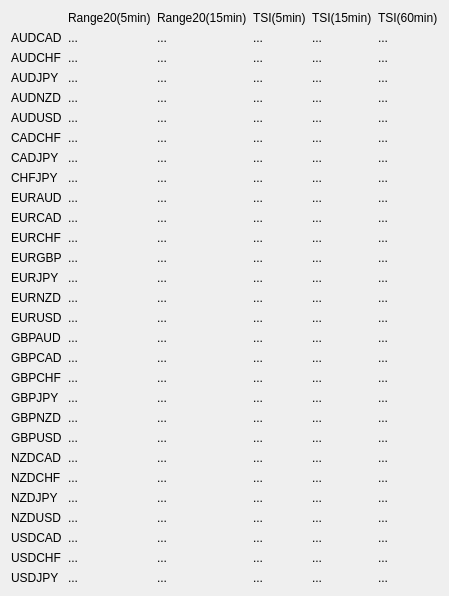
boyuhou/ScannerApp, file ui/scanner.ui: the form before one commit.
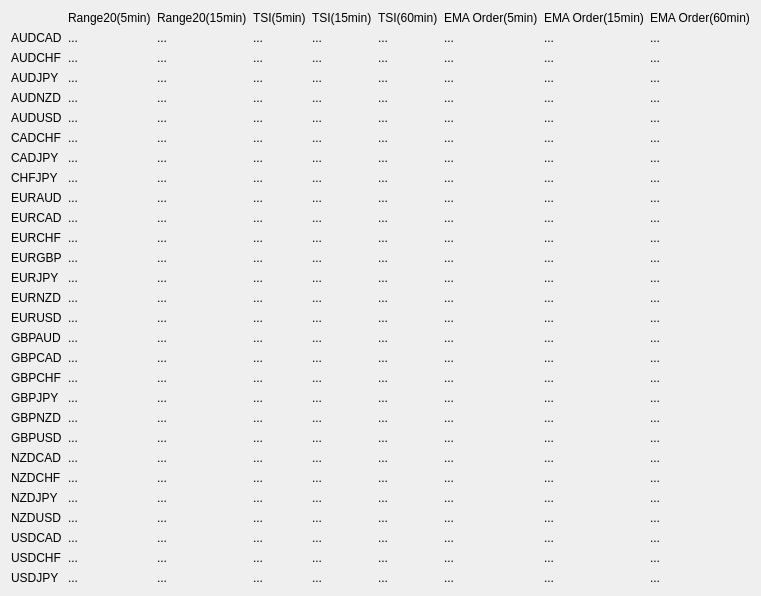
The form after the commit.

```diff
--- a/ui/scanner.ui
+++ b/ui/scanner.ui
@@ -1229,6 +1229,618 @@
                     </property>
                 </widget>
             </item>
+
+            <item row="0" column="6">
+                <widget class="QLabel" name="emao5title">
+                    <property name="text">
+                        <string>EMA Order(5min)</string>
+                    </property>
+                </widget>
+            </item>
+            <item row="1" column="6">
+                <widget class="QLabel" name="emao5_AUDCAD">
+                    <property name="text">
+                        <string>...</string>
+                    </property>
+                </widget>
+            </item>
+            <item row="2" column="6">
+                <widget class="QLabel" name="emao5_AUDCHF">
+                    <property name="text">
+                        <string>...</string>
+                    </property>
+                </widget>
+            </item>
+            <item row="3" column="6">
+                <widget class="QLabel" name="emao5_AUDJPY">
+                    <property name="text">
+                        <string>...</string>
+                    </property>
+                </widget>
+            </item>
+            <item row="4" column="6">
+                <widget class="QLabel" name="emao5_AUDNZD">
+                    <property name="text">
+                        <string>...</string>
+                    </property>
+                </widget>
+            </item>
+            <item row="5" column="6">
+                <widget class="QLabel" name="emao5_AUDUSD">
+                    <property name="text">
+                        <string>...</string>
+                    </property>
+                </widget>
+            </item>
+            <item row="6" column="6">
+                <widget class="QLabel" name="emao5_CADCHF">
+                    <property name="text">
+                        <string>...</string>
+                    </property>
+                </widget>
+            </item>
+            <item row="7" column="6">
+                <widget class="QLabel" name="emao5_CADJPY">
+                    <property name="text">
+                        <string>...</string>
+                    </property>
+                </widget>
+            </item>
+            <item row="8" column="6">
+                <widget class="QLabel" name="emao5_CHFJPY">
+                    <property name="text">
+                        <string>...</string>
+                    </property>
+                </widget>
+            </item>
+            <item row="9" column="6">
+                <widget class="QLabel" name="emao5_EURAUD">
+                    <property name="text">
+                        <string>...</string>
+                    </property>
+                </widget>
+            </item>
+            <item row="10" column="6">
+                <widget class="QLabel" name="emao5_EURCAD">
+                    <property name="text">
+                        <string>...</string>
+                    </property>
+                </widget>
+            </item>
+            <item row="11" column="6">
+                <widget class="QLabel" name="emao5_EURCHF">
+                    <property name="text">
+                        <string>...</string>
+                    </property>
+                </widget>
+            </item>
+            <item row="12" column="6">
+                <widget class="QLabel" name="emao5_EURGBP">
+                    <property name="text">
+                        <string>...</string>
+                    </property>
+                </widget>
+            </item>
+            <item row="13" column="6">
+                <widget class="QLabel" name="emao5_EURJPY">
+                    <property name="text">
+                        <string>...</string>
+                    </property>
+                </widget>
+            </item>
+            <item row="14" column="6">
+                <widget class="QLabel" name="emao5_EURNZD">
+                    <property name="text">
+                        <string>...</string>
+                    </property>
+                </widget>
+            </item>
+            <item row="15" column="6">
+                <widget class="QLabel" name="emao5_EURUSD">
+                    <property name="text">
+                        <string>...</string>
+                    </property>
+                </widget>
+            </item>
+            <item row="16" column="6">
+                <widget class="QLabel" name="emao5_GBPAUD">
+                    <property name="text">
+                        <string>...</string>
+                    </property>
+                </widget>
+            </item>
+            <item row="17" column="6">
+                <widget class="QLabel" name="emao5_GBPCAD">
+                    <property name="text">
+                        <string>...</string>
+                    </property>
+                </widget>
+            </item>
+            <item row="18" column="6">
+                <widget class="QLabel" name="emao5_GBPCHF">
+                    <property name="text">
+                        <string>...</string>
+                    </property>
+                </widget>
+            </item>
+            <item row="19" column="6">
+                <widget class="QLabel" name="emao5_GBPJPY">
+                    <property name="text">
+                        <string>...</string>
+                    </property>
+                </widget>
+            </item>
+            <item row="20" column="6">
+                <widget class="QLabel" name="emao5_GBPNZD">
+                    <property name="text">
+                        <string>...</string>
+                    </property>
+                </widget>
+            </item>
+            <item row="21" column="6">
+                <widget class="QLabel" name="emao5_GBPUSD">
+                    <property name="text">
+                        <string>...</string>
+                    </property>
+                </widget>
+            </item>
+            <item row="22" column="6">
+                <widget class="QLabel" name="emao5_NZDCAD">
+                    <property name="text">
+                        <string>...</string>
+                    </property>
+                </widget>
+            </item>
+            <item row="23" column="6">
+                <widget class="QLabel" name="emao5_NZDCHF">
+                    <property name="text">
+                        <string>...</string>
+                    </property>
+                </widget>
+            </item>
+            <item row="24" column="6">
+                <widget class="QLabel" name="emao5_NZDJPY">
+                    <property name="text">
+                        <string>...</string>
+                    </property>
+                </widget>
+            </item>
+            <item row="25" column="6">
+                <widget class="QLabel" name="emao5_NZDUSD">
+                    <property name="text">
+                        <string>...</string>
+                    </property>
+                </widget>
+            </item>
+            <item row="26" column="6">
+                <widget class="QLabel" name="emao5_USDCAD">
+                    <property name="text">
+                        <string>...</string>
+                    </property>
+                </widget>
+            </item>
+            <item row="27" column="6">
+                <widget class="QLabel" name="emao5_USDCHF">
+                    <property name="text">
+                        <string>...</string>
+                    </property>
+                </widget>
+            </item>
+            <item row="28" column="6">
+                <widget class="QLabel" name="emao5_USDJPY">
+                    <property name="text">
+                        <string>...</string>
+                    </property>
+                </widget>
+            </item>
+
+            <item row="0" column="7">
+                <widget class="QLabel" name="emao15title">
+                    <property name="text">
+                        <string>EMA Order(15min)</string>
+                    </property>
+                </widget>
+            </item>
+            <item row="1" column="7">
+                <widget class="QLabel" name="emao15_AUDCAD">
+                    <property name="text">
+                        <string>...</string>
+                    </property>
+                </widget>
+            </item>
+            <item row="2" column="7">
+                <widget class="QLabel" name="emao15_AUDCHF">
+                    <property name="text">
+                        <string>...</string>
+                    </property>
+                </widget>
+            </item>
+            <item row="3" column="7">
+                <widget class="QLabel" name="emao15_AUDJPY">
+                    <property name="text">
+                        <string>...</string>
+                    </property>
+                </widget>
+            </item>
+            <item row="4" column="7">
+                <widget class="QLabel" name="emao15_AUDNZD">
+                    <property name="text">
+                        <string>...</string>
+                    </property>
+                </widget>
+            </item>
+            <item row="5" column="7">
+                <widget class="QLabel" name="emao15_AUDUSD">
+                    <property name="text">
+                        <string>...</string>
+                    </property>
+                </widget>
+            </item>
+            <item row="6" column="7">
+                <widget class="QLabel" name="emao15_CADCHF">
+                    <property name="text">
+                        <string>...</string>
+                    </property>
+                </widget>
+            </item>
+            <item row="7" column="7">
+                <widget class="QLabel" name="emao15_CADJPY">
+                    <property name="text">
+                        <string>...</string>
+                    </property>
+                </widget>
+            </item>
+            <item row="8" column="7">
+                <widget class="QLabel" name="emao15_CHFJPY">
+                    <property name="text">
+                        <string>...</string>
+                    </property>
+                </widget>
+            </item>
+            <item row="9" column="7">
+                <widget class="QLabel" name="emao15_EURAUD">
+                    <property name="text">
+                        <string>...</string>
+                    </property>
+                </widget>
+            </item>
+            <item row="10" column="7">
+                <widget class="QLabel" name="emao15_EURCAD">
+                    <property name="text">
+                        <string>...</string>
+                    </property>
+                </widget>
+            </item>
+            <item row="11" column="7">
+                <widget class="QLabel" name="emao15_EURCHF">
+                    <property name="text">
+                        <string>...</string>
+                    </property>
+                </widget>
+            </item>
+            <item row="12" column="7">
+                <widget class="QLabel" name="emao15_EURGBP">
+                    <property name="text">
+                        <string>...</string>
+                    </property>
+                </widget>
+            </item>
+            <item row="13" column="7">
+                <widget class="QLabel" name="emao15_EURJPY">
+                    <property name="text">
+                        <string>...</string>
+                    </property>
+                </widget>
+            </item>
+            <item row="14" column="7">
+                <widget class="QLabel" name="emao15_EURNZD">
+                    <property name="text">
+                        <string>...</string>
+                    </property>
+                </widget>
+            </item>
+            <item row="15" column="7">
+                <widget class="QLabel" name="emao15_EURUSD">
+                    <property name="text">
+                        <string>...</string>
+                    </property>
+                </widget>
+            </item>
+            <item row="16" column="7">
+                <widget class="QLabel" name="emao15_GBPAUD">
+                    <property name="text">
+                        <string>...</string>
+                    </property>
+                </widget>
+            </item>
+            <item row="17" column="7">
+                <widget class="QLabel" name="emao15_GBPCAD">
+                    <property name="text">
+                        <string>...</string>
+                    </property>
+                </widget>
+            </item>
+            <item row="18" column="7">
+                <widget class="QLabel" name="emao15_GBPCHF">
+                    <property name="text">
+                        <string>...</string>
+                    </property>
+                </widget>
+            </item>
+            <item row="19" column="7">
+                <widget class="QLabel" name="emao15_GBPJPY">
+                    <property name="text">
+                        <string>...</string>
+                    </property>
+                </widget>
+            </item>
+            <item row="20" column="7">
+                <widget class="QLabel" name="emao15_GBPNZD">
+                    <property name="text">
+                        <string>...</string>
+                    </property>
+                </widget>
+            </item>
+            <item row="21" column="7">
+                <widget class="QLabel" name="emao15_GBPUSD">
+                    <property name="text">
+                        <string>...</string>
+                    </property>
+                </widget>
+            </item>
+            <item row="22" column="7">
+                <widget class="QLabel" name="emao15_NZDCAD">
+                    <property name="text">
+                        <string>...</string>
+                    </property>
+                </widget>
+            </item>
+            <item row="23" column="7">
+                <widget class="QLabel" name="emao15_NZDCHF">
+                    <property name="text">
+                        <string>...</string>
+                    </property>
+                </widget>
+            </item>
+            <item row="24" column="7">
+                <widget class="QLabel" name="emao15_NZDJPY">
+                    <property name="text">
+                        <string>...</string>
+                    </property>
+                </widget>
+            </item>
+            <item row="25" column="7">
+                <widget class="QLabel" name="emao15_NZDUSD">
+                    <property name="text">
+                        <string>...</string>
+                    </property>
+                </widget>
+            </item>
+            <item row="26" column="7">
+                <widget class="QLabel" name="emao15_USDCAD">
+                    <property name="text">
+                        <string>...</string>
+                    </property>
+                </widget>
+            </item>
+            <item row="27" column="7">
+                <widget class="QLabel" name="emao15_USDCHF">
+                    <property name="text">
+                        <string>...</string>
+                    </property>
+                </widget>
+            </item>
+            <item row="28" column="7">
+                <widget class="QLabel" name="emao15_USDJPY">
+                    <property name="text">
+                        <string>...</string>
+                    </property>
+                </widget>
+            </item>
+
+            <item row="0" column="8">
+                <widget class="QLabel" name="emao60title">
+                    <property name="text">
+                        <string>EMA Order(60min)</string>
+                    </property>
+                </widget>
+            </item>
+            <item row="1" column="8">
+                <widget class="QLabel" name="emao60_AUDCAD">
+                    <property name="text">
+                        <string>...</string>
+                    </property>
+                </widget>
+            </item>
+            <item row="2" column="8">
+                <widget class="QLabel" name="emao60_AUDCHF">
+                    <property name="text">
+                        <string>...</string>
+                    </property>
+                </widget>
+            </item>
+            <item row="3" column="8">
+                <widget class="QLabel" name="emao60_AUDJPY">
+                    <property name="text">
+                        <string>...</string>
+                    </property>
+                </widget>
+            </item>
+            <item row="4" column="8">
+                <widget class="QLabel" name="emao60_AUDNZD">
+                    <property name="text">
+                        <string>...</string>
+                    </property>
+                </widget>
+            </item>
+            <item row="5" column="8">
+                <widget class="QLabel" name="emao60_AUDUSD">
+                    <property name="text">
+                        <string>...</string>
+                    </property>
+                </widget>
+            </item>
+            <item row="6" column="8">
+                <widget class="QLabel" name="emao60_CADCHF">
+                    <property name="text">
+                        <string>...</string>
+                    </property>
+                </widget>
+            </item>
+            <item row="7" column="8">
+                <widget class="QLabel" name="emao60_CADJPY">
+                    <property name="text">
+                        <string>...</string>
+                    </property>
+                </widget>
+            </item>
+            <item row="8" column="8">
+                <widget class="QLabel" name="emao60_CHFJPY">
+                    <property name="text">
+                        <string>...</string>
+                    </property>
+                </widget>
+            </item>
+            <item row="9" column="8">
+                <widget class="QLabel" name="emao60_EURAUD">
+                    <property name="text">
+                        <string>...</string>
+                    </property>
+                </widget>
+            </item>
+            <item row="10" column="8">
+                <widget class="QLabel" name="emao60_EURCAD">
+                    <property name="text">
+                        <string>...</string>
+                    </property>
+                </widget>
+            </item>
+            <item row="11" column="8">
+                <widget class="QLabel" name="emao60_EURCHF">
+                    <property name="text">
+                        <string>...</string>
+                    </property>
+                </widget>
+            </item>
+            <item row="12" column="8">
+                <widget class="QLabel" name="emao60_EURGBP">
+                    <property name="text">
+                        <string>...</string>
+                    </property>
+                </widget>
+            </item>
+            <item row="13" column="8">
+                <widget class="QLabel" name="emao60_EURJPY">
+                    <property name="text">
+                        <string>...</string>
+                    </property>
+                </widget>
+            </item>
+            <item row="14" column="8">
+                <widget class="QLabel" name="emao60_EURNZD">
+                    <property name="text">
+                        <string>...</string>
+                    </property>
+                </widget>
+            </item>
+            <item row="15" column="8">
+                <widget class="QLabel" name="emao60_EURUSD">
+                    <property name="text">
+                        <string>...</string>
+                    </property>
+                </widget>
+            </item>
+            <item row="16" column="8">
+                <widget class="QLabel" name="emao60_GBPAUD">
+                    <property name="text">
+                        <string>...</string>
+                    </property>
+                </widget>
+            </item>
+            <item row="17" column="8">
+                <widget class="QLabel" name="emao60_GBPCAD">
+                    <property name="text">
+                        <string>...</string>
+                    </property>
+                </widget>
+            </item>
+            <item row="18" column="8">
+                <widget class="QLabel" name="emao60_GBPCHF">
+                    <property name="text">
+                        <string>...</string>
+                    </property>
+                </widget>
+            </item>
+            <item row="19" column="8">
+                <widget class="QLabel" name="emao60_GBPJPY">
+                    <property name="text">
+                        <string>...</string>
+                    </property>
+                </widget>
+            </item>
+            <item row="20" column="8">
+                <widget class="QLabel" name="emao60_GBPNZD">
+                    <property name="text">
+                        <string>...</string>
+                    </property>
+                </widget>
+            </item>
+            <item row="21" column="8">
+                <widget class="QLabel" name="emao60_GBPUSD">
+                    <property name="text">
+                        <string>...</string>
+                    </property>
+                </widget>
+            </item>
+            <item row="22" column="8">
+                <widget class="QLabel" name="emao60_NZDCAD">
+                    <property name="text">
+                        <string>...</string>
+                    </property>
+                </widget>
+            </item>
+            <item row="23" column="8">
+                <widget class="QLabel" name="emao60_NZDCHF">
+                    <property name="text">
+                        <string>...</string>
+                    </property>
+                </widget>
+            </item>
+            <item row="24" column="8">
+                <widget class="QLabel" name="emao60_NZDJPY">
+                    <property name="text">
+                        <string>...</string>
+                    </property>
+                </widget>
+            </item>
+            <item row="25" column="8">
+                <widget class="QLabel" name="emao60_NZDUSD">
+                    <property name="text">
+                        <string>...</string>
+                    </property>
+                </widget>
+            </item>
+            <item row="26" column="8">
+                <widget class="QLabel" name="emao60_USDCAD">
+                    <property name="text">
+                        <string>...</string>
+                    </property>
+                </widget>
+            </item>
+            <item row="27" column="8">
+                <widget class="QLabel" name="emao60_USDCHF">
+                    <property name="text">
+                        <string>...</string>
+                    </property>
+                </widget>
+            </item>
+            <item row="28" column="8">
+                <widget class="QLabel" name="emao60_USDJPY">
+                    <property name="text">
+                        <string>...</string>
+                    </property>
+                </widget>
+            </item>
         </layout>
     </widget>
     <resources/>
```
